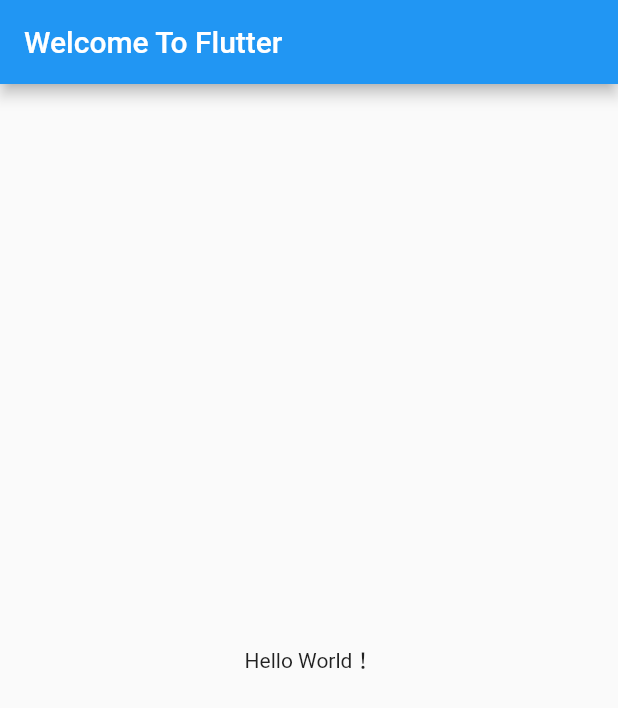
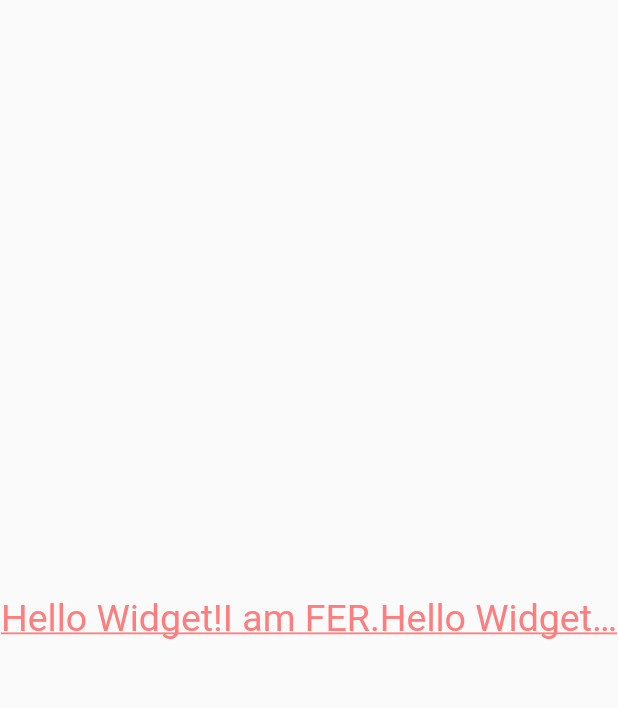
Before and after one commit to kitety/flutter-study-demo, a Flutter app: the screen it shows after launch, on a phone screen of 412 x 824 dp. Shown: the top 708 px of the screen. Run offline on Flutter 3.47's test engine with Material 2 defaults, Android fonts, the phone set to English and light mode, and no system bars.

Commit message:
text属性

```diff
--- a/lib/main.dart
+++ b/lib/main.dart
@@ -1,23 +1,36 @@
+// 引入样式
 import 'package:flutter/material.dart';
 
-// void main() => runApp(MyApp()); 和下面等价
-void main(){
-  runApp(MyApp());
-}
+void main() => runApp(MyApp());
 
-class MyApp extends StatelessWidget{
+class MyApp extends StatelessWidget {
+  // 覆盖
   @override
-  Widget build(BuildContext context){
+  // 返回组件
+  Widget build(BuildContext context) {
     return MaterialApp(
-      title:'Welcome To Flutter!',
-      home:Scaffold(
-        appBar: AppBar(
-          title:Text('Welcome To Flutter')
+      title: 'Text Widget',
+      // 主体
+      home: Scaffold(
+        // 垂直居中 布局组件
+        body: Center(
+          child: Text(
+            'Hello Widget!I am FER.Hello Widget!I am FER.Hello Widget!I am FER.Hello Widget!I am FER.Hello Widget!I am FER.',
+            // 居中对齐
+            textAlign: TextAlign.center,
+            // 最多一行
+            maxLines: 1,
+            // 字符超出的话是省略号
+            overflow: TextOverflow.ellipsis,
+            style: TextStyle(
+              fontSize: 25.0,
+              color: Color.fromARGB(255, 255, 125, 125),
+              decoration: TextDecoration.underline,
+              decorationStyle:TextDecorationStyle.solid
+            ),
+          ),
         ),
-        body:Center(
-          child: Text('Hello World！'),
-        )
-      )
+      ),
     );
   }
 }
```
